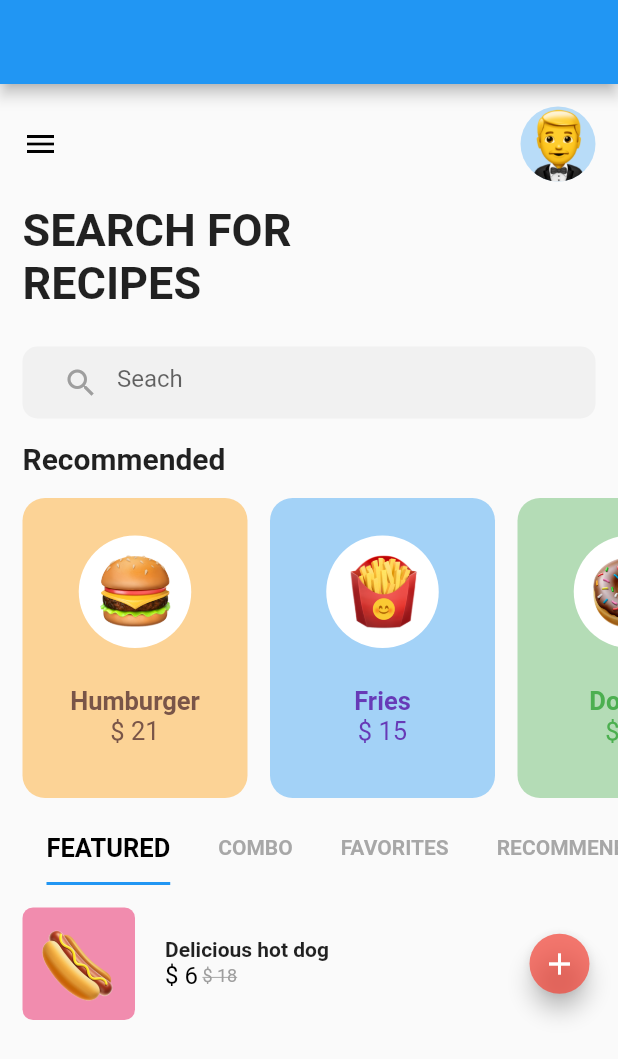
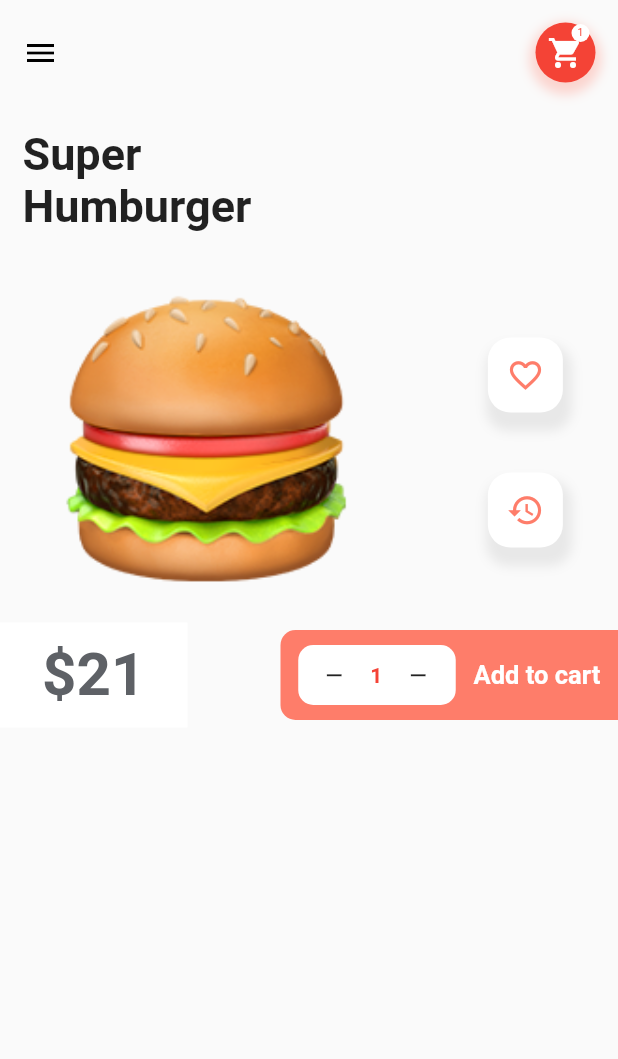
Before and after one commit to ShiviCode/food_ui, a Flutter app: the screen it shows after launch, after a tap on "Humburger", on a phone screen of 412 x 824 dp. Shown: the top 1059 px of the screen. Run offline on Flutter 3.47's test engine with Material 2 defaults, Android fonts, the phone set to English and light mode, and no system bars; our stand-ins replace google_fonts.

Commit message:
added detalis_screen

```diff
--- /dev/null
+++ b/lib/details_screen.dart
@@ -0,0 +1,253 @@
+import 'package:flutter/material.dart';
+
+class DetailsScreen extends StatelessWidget {
+  const DetailsScreen({ Key? key,
+   required this.imgPath,
+   required this.foodName,
+   required this.pricePerItem,
+   required this.heroTag,
+    }) : super(key: key);
+
+  final String imgPath;
+  final String foodName;
+  final String pricePerItem;
+  final String heroTag;
+
+  @override
+  Widget build(BuildContext context) {
+    return Scaffold(
+      body: ListView(
+        children: [
+          Padding(
+            padding: EdgeInsets.all(15),
+            child: Row(
+              mainAxisAlignment: MainAxisAlignment.spaceBetween,
+              children: [
+                Icon(Icons.menu, color: Colors.black,),
+                Stack(
+                  children: [
+                    Container(
+                      height: 40,
+                      width: 40,
+                      decoration: BoxDecoration(
+                        boxShadow: [BoxShadow(
+                          color: Color(0xFFFE7D6A).withOpacity(0.3),
+                          blurRadius: 6.0,
+                          spreadRadius: 4.0,
+                          offset: Offset(0.0,4.0),
+                        ),],
+                        color: Colors.red,
+                        shape: BoxShape.circle,
+                      ),
+                      child: Center(
+                        child: Icon(Icons.shopping_cart,color: Colors.white,),
+                      ),
+                      ),
+                    Positioned(
+                      top: 1,
+                      right: 4,
+                      child: Container(
+                        height: 12,
+                        width: 12,
+                        decoration: BoxDecoration(
+                          color: Colors.white,
+                          shape: BoxShape.circle,
+                        ),
+                        child:Center(
+                          child: Text(
+                            '1',
+                            style: TextStyle(
+                              fontSize: 7,
+                              color: Colors.red
+                             ),
+                          ),
+                        ) ,
+                      ),
+                    ),
+                  ],
+                ),
+              ],
+            ),
+          ),
+
+          SizedBox(height:15),
+          Padding(
+            padding: const EdgeInsets.only(left:15.0),
+            child: Text('Super',
+            style: TextStyle(
+              fontSize: 30,
+              fontWeight: FontWeight.bold,
+               ),
+            ),
+          ),
+
+          Padding(
+            padding: const EdgeInsets.only(left:15.0),
+            child: Text(foodName,style: TextStyle(
+              fontSize: 30,
+              fontWeight: FontWeight.bold,
+               ),
+            ),
+          ),
+          SizedBox(height: 40,),
+          Row(
+            mainAxisAlignment: MainAxisAlignment.spaceEvenly,
+            children: [
+              Hero(
+                tag: heroTag,
+                child: Container(
+                  height: 200,
+                  width: 200,
+                  decoration: BoxDecoration(
+                    image: DecorationImage(
+                      image: AssetImage(imgPath),
+                      fit: BoxFit.cover,
+                    ),
+                  ),
+                ),
+                ),
+
+                SizedBox(width: 15,),
+                Column(
+                  children: [
+                    Stack(
+                      children: [
+                       Container(
+                         height: 45,
+                         width: 45,
+                         decoration: BoxDecoration(
+                           borderRadius: BorderRadius.circular(15),
+                           boxShadow: [
+                             BoxShadow(
+                               color: Colors.grey.withOpacity(0.2),
+                               blurRadius: 6,
+                               spreadRadius: 6,
+                               offset: Offset(5.0,11.0),
+                             ),
+                           ]
+                         ),
+                       ),
+                       Container(
+                         height: 50,
+                         width: 50,
+                         decoration: BoxDecoration(
+                           borderRadius: BorderRadius.circular(15),
+                           color: Colors.white,
+                         ),
+                         child: Center(
+                           child: Icon(Icons.favorite_border,color: Color(0xFFFE7D6A),size: 25,),
+                         ),
+                       ),
+                      ],
+                    ),
+
+                    SizedBox(height: 40,),
+
+                    Stack(
+                      children: [
+                       Container(
+                         height: 45,
+                         width: 45,
+                         decoration: BoxDecoration(
+                           borderRadius: BorderRadius.circular(15),
+                           boxShadow: [
+                             BoxShadow(
+                               color: Colors.grey.withOpacity(0.2),
+                               blurRadius: 6,
+                               spreadRadius: 6,
+                               offset: Offset(5.0,11.0),
+                             ),
+                           ]
+                         ),
+                       ),
+                       Container(
+                         height: 50,
+                         width: 50,
+                         decoration: BoxDecoration(
+                           borderRadius: BorderRadius.circular(15),
+                           color: Colors.white,
+                         ),
+                         child: Center(
+                           child: Icon(Icons.restore, color: Color(0xFFFE7D6A),size: 25,),
+                         ),
+                       ),
+                      ],
+                    ),
+                  ],
+                ),
+             ],
+          ),
+
+          SizedBox(height: 20,),
+          Row(
+            mainAxisAlignment: MainAxisAlignment.spaceBetween,
+            children: [
+              Container(
+               height: 70,
+               width: 125,
+               color:Colors.white,
+               child: Center(
+                 child: Text('\$' + '${(int.parse(pricePerItem))}',
+                 style: TextStyle(
+                    fontSize: 40,
+                    color: Color(0xFF5E6166),
+                    fontWeight: FontWeight.bold
+                  ),
+                 ),
+               ),
+              ),
+              Container(
+                height: 60,
+                width: 225,
+                decoration: BoxDecoration(
+                  color: Color(0xFFFE7D6A),
+                  borderRadius: BorderRadius.only(
+                    topLeft: Radius.circular(10),
+                    bottomLeft: Radius.circular(10),
+                  )
+                ),
+                child: Row(
+                  mainAxisAlignment: MainAxisAlignment.spaceEvenly,
+                  children: [
+                    Container(
+                      height: 40,
+                      width: 105,
+                      decoration: BoxDecoration(
+                        borderRadius: BorderRadius.circular(10),
+                        color: Colors.white,
+                      ),
+                      child: Row(
+                        children: [
+                          IconButton(onPressed: (){}, icon: Icon(Icons.remove,),iconSize: 17,
+                          ),
+
+                          Text('1',style: TextStyle(
+                            fontSize: 14,
+                            color: Colors.red,
+                            fontWeight: FontWeight.bold,
+                           ),
+                          ),
+
+                           IconButton(onPressed: (){}, icon: Icon(Icons.remove,),iconSize: 17,
+                           ),
+                        ],
+                      ),
+                    ),
+
+                    Text('Add to cart',style: TextStyle(
+                            fontSize: 17,
+                            color: Colors.white,
+                            fontWeight: FontWeight.bold,
+                           ),
+                          ),
+                  ],
+                ),
+              ),
+            ],
+          ),
+
+         ],
+      ),
+    );
+  }
+}
--- a/lib/food_tabs.dart
+++ b/lib/food_tabs.dart
@@ -21,12 +21,14 @@ class _FoodTabsState extends State<FoodTabs> {
     );
   }
 
+    // ListItem method
    _buildListItem({
      required String foodName,
      //required double? rating, rating:4.0,
      required String price,
      required String imgPath,
-   }){
+   })
+   {
      return Padding(
        padding: EdgeInsets.all(15),
        child: Row(
--- a/lib/home_screen.dart
+++ b/lib/home_screen.dart
@@ -1,4 +1,5 @@
 import 'package:flutter/material.dart';
+import 'package:food_ui/details_screen.dart';
 import 'package:food_ui/food_tabs.dart';
 
 import 'package:google_fonts/google_fonts.dart';
@@ -195,7 +196,12 @@ class _HomeScreenState extends State<HomeScreen>
       return Padding(
         padding:EdgeInsets.only(left: 15),
         child: InkWell(
-          onTap: (){},
+          onTap: (){
+            Navigator.of(context).push(
+              MaterialPageRoute(builder: (ctx) => DetailsScreen(imgPath: imgPath, foodName: foodName, pricePerItem: price, heroTag: foodName,),
+              ),
+            );
+          },
           child: Container(
             height: 175,
             width: 150,
```
